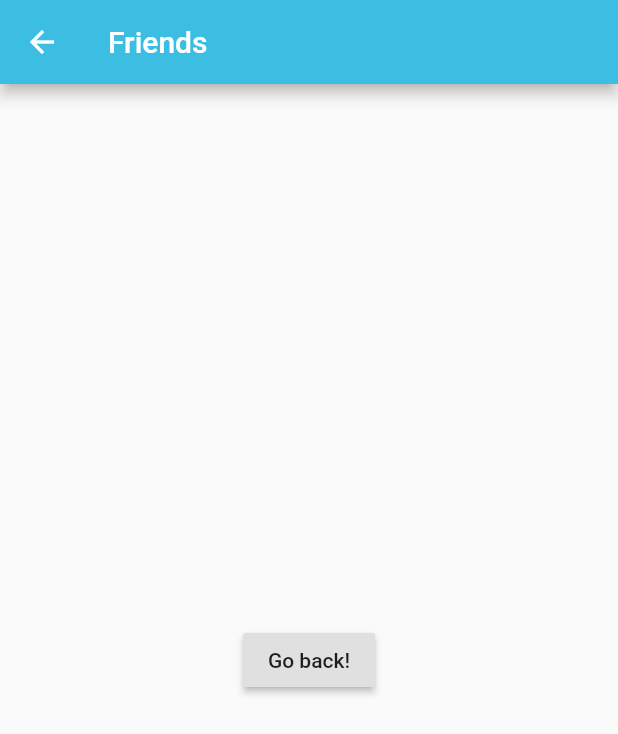
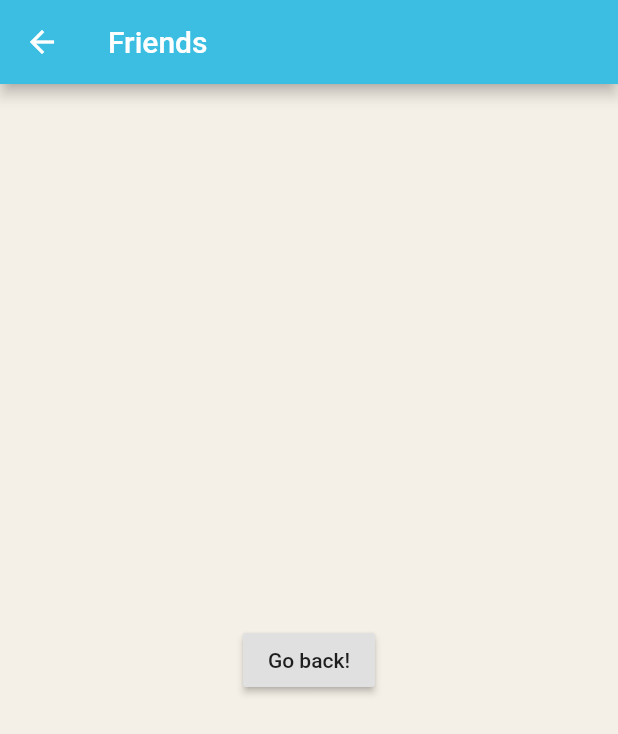
Before and after one commit to JamieTran/PassiveMarathon, a Flutter app: the FriendsManagement screen opened directly, on a phone screen of 412 x 824 dp. Shown: the top 734 px of the screen. Run offline on Flutter 3.47's test engine with Material 2 defaults, Android fonts, the phone set to English and light mode, and no system bars.

Commit message:
:lipstick: change background color to match dashboard page

```diff
--- a/lib/friend_management.dart
+++ b/lib/friend_management.dart
@@ -11,6 +11,7 @@ class FriendsManagement extends StatelessWidget {
         title: Text("Friends"),
         backgroundColor: Constants.bright_blue,
       ),
+      backgroundColor: Constants.bright_white,
       body: Center(
         child: RaisedButton(
           onPressed: () {
--- a/lib/marathon_groups.dart
+++ b/lib/marathon_groups.dart
@@ -11,6 +11,7 @@ class MarathonGroups extends StatelessWidget {
         title: Text("Marathon Groups"),
         backgroundColor: Constants.bright_red,
       ),
+      backgroundColor: Constants.bright_white,
       body: Center(
         child: RaisedButton(
           onPressed: () {
```
